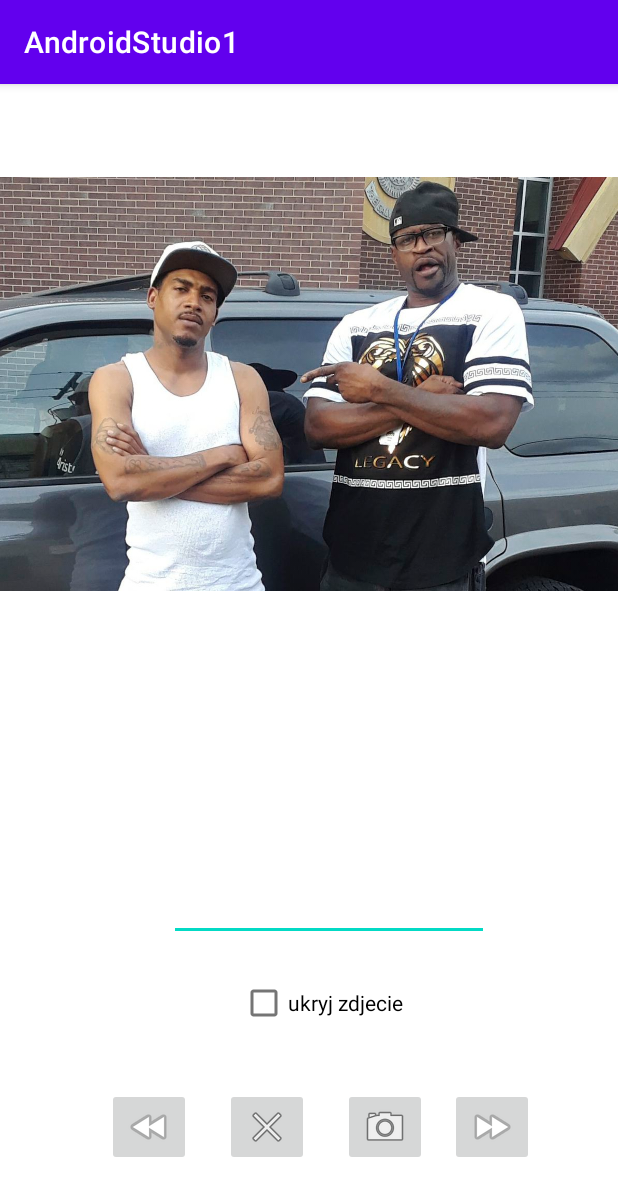
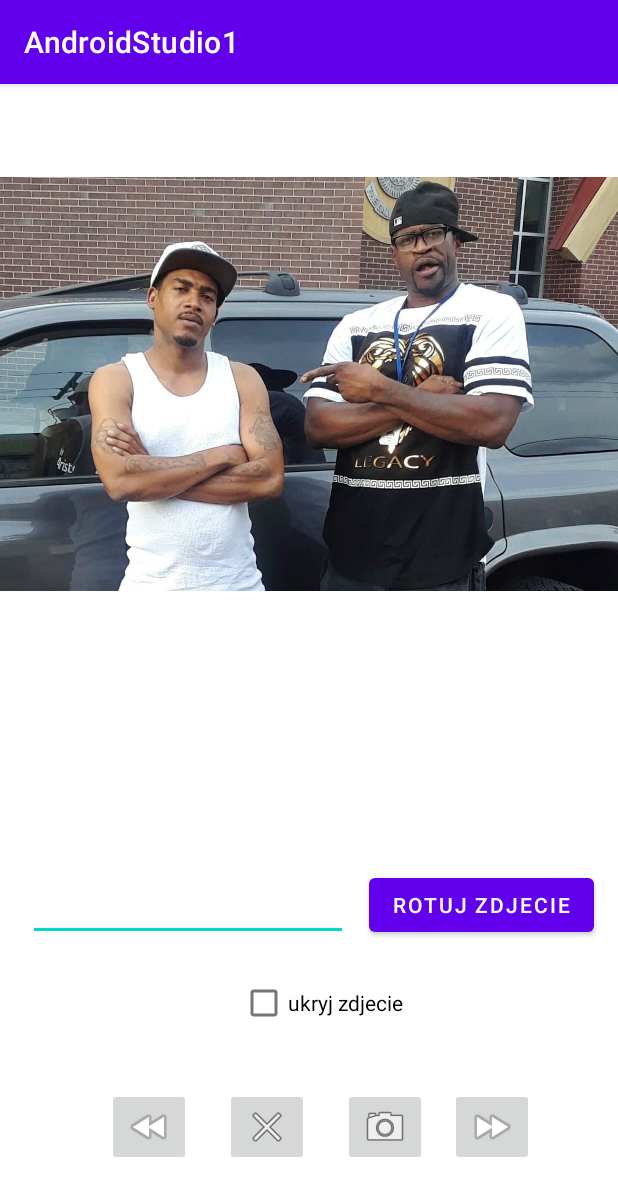
Before and after one commit to krisu12345/AndroidStudio1, an Android app: the screen it shows after launch (MainActivity), on a phone screen of 412 x 824 dp. Shown: the top 1196 px of the screen. Run offline under Robolectric (Android 15) with nearby library versions, the phone set to English and light mode, and no system bars.

Commit message:
done done done

```diff
--- a/app/src/main/java/com/example/androidstudio1/MainActivity.kt
+++ b/app/src/main/java/com/example/androidstudio1/MainActivity.kt
@@ -23,11 +23,9 @@ class MainActivity : AppCompatActivity() {
         super.onCreate(savedInstanceState)
         setContentView(R.layout.activity_main)
 
-        rotacjaX.addTextChangedListener{
-            var nowa = rotacjaX.text.toString().toFloat()
-            imageView.rotationY = nowa
-            //postanowilem ze Y bedzie  ciekawsza a zmieniac mi sie juz nie chce
-        }
+        //rotacjaX.addTextChangedListener{
+
+       // }
 
         fota.isEnabled = false
         if(ActivityCompat.checkSelfPermission(this,Manifest.permission.CAMERA)!=PackageManager.PERMISSION_GRANTED){
@@ -109,4 +107,10 @@ class MainActivity : AppCompatActivity() {
     fun czysc1(view: View) {
         imageView.setImageResource(0)
     }
+
+    fun rotujemy(view: View) {
+        var nowa = rotacjaX.text.toString().toFloat()
+        imageView.rotationY = nowa
+        //postanowilem ze Y bedzie  ciekawsza a zmieniac mi sie juz nie chce
+    }
 }
--- a/app/src/main/res/layout/activity_main.xml
+++ b/app/src/main/res/layout/activity_main.xml
@@ -101,7 +101,20 @@
         android:minHeight="48dp"
         app:layout_constraintBottom_toBottomOf="parent"
         app:layout_constraintEnd_toEndOf="parent"
-        app:layout_constraintHorizontal_bias="0.567"
+        app:layout_constraintHorizontal_bias="0.094"
+        app:layout_constraintStart_toStartOf="parent"
+        app:layout_constraintTop_toTopOf="parent"
+        app:layout_constraintVertical_bias="0.727" />
+
+    <Button
+        android:id="@+id/zmien"
+        android:layout_width="wrap_content"
+        android:layout_height="wrap_content"
+        android:text="rotuj zdjecie"
+        android:onClick="rotujemy"
+        app:layout_constraintBottom_toBottomOf="parent"
+        app:layout_constraintEnd_toEndOf="parent"
+        app:layout_constraintHorizontal_bias="0.938"
         app:layout_constraintStart_toStartOf="parent"
         app:layout_constraintTop_toTopOf="parent"
         app:layout_constraintVertical_bias="0.727" />
```
